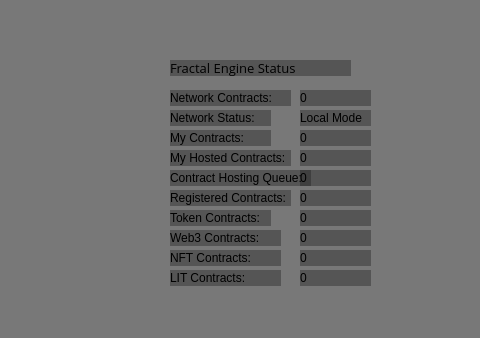
Above: src/qt/forms/fractalui.ui from CryptoCoderz/Espers before the change; both pictures show x 340 to 820 and y 0 to 338 of the 1200 by 680 pixel window. Below: the same form after it.
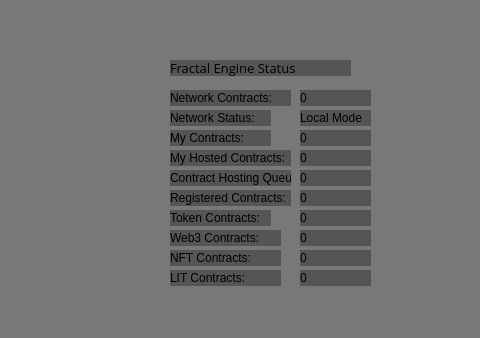
That is the form after the change.

Patch:
```diff
--- a/src/qt/forms/fractalui.ui
+++ b/src/qt/forms/fractalui.ui
@@ -168,7 +168,7 @@
     <rect>
      <x>510</x>
      <y>170</y>
-     <width>141</width>
+     <width>121</width>
      <height>16</height>
     </rect>
    </property>
```
